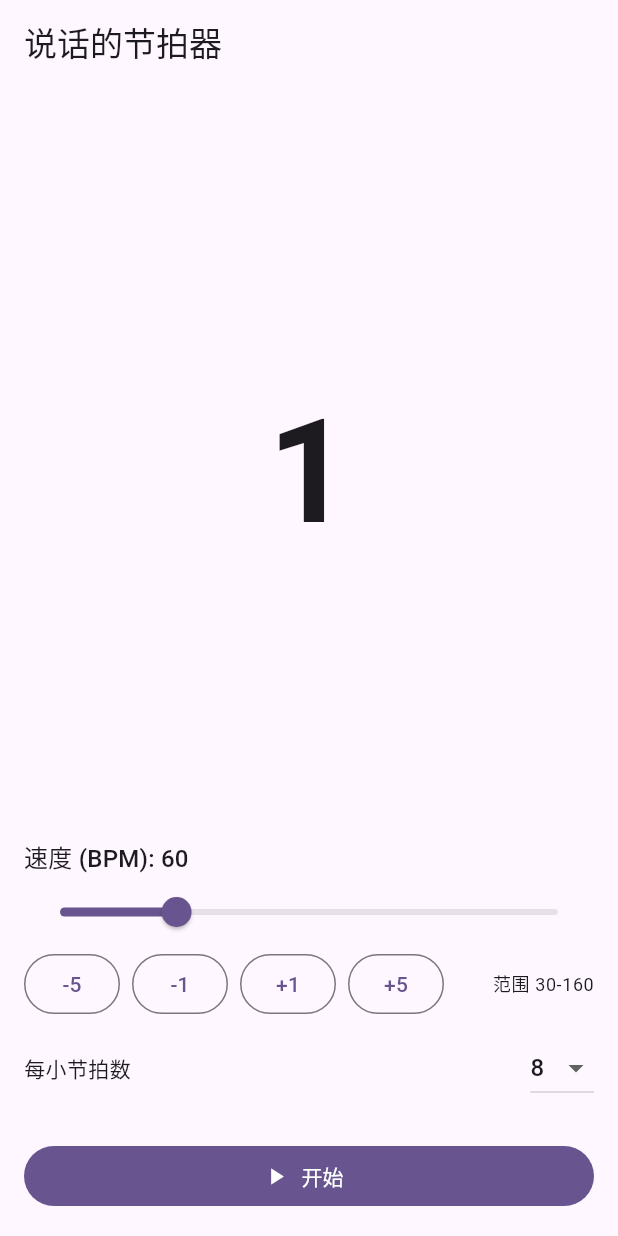
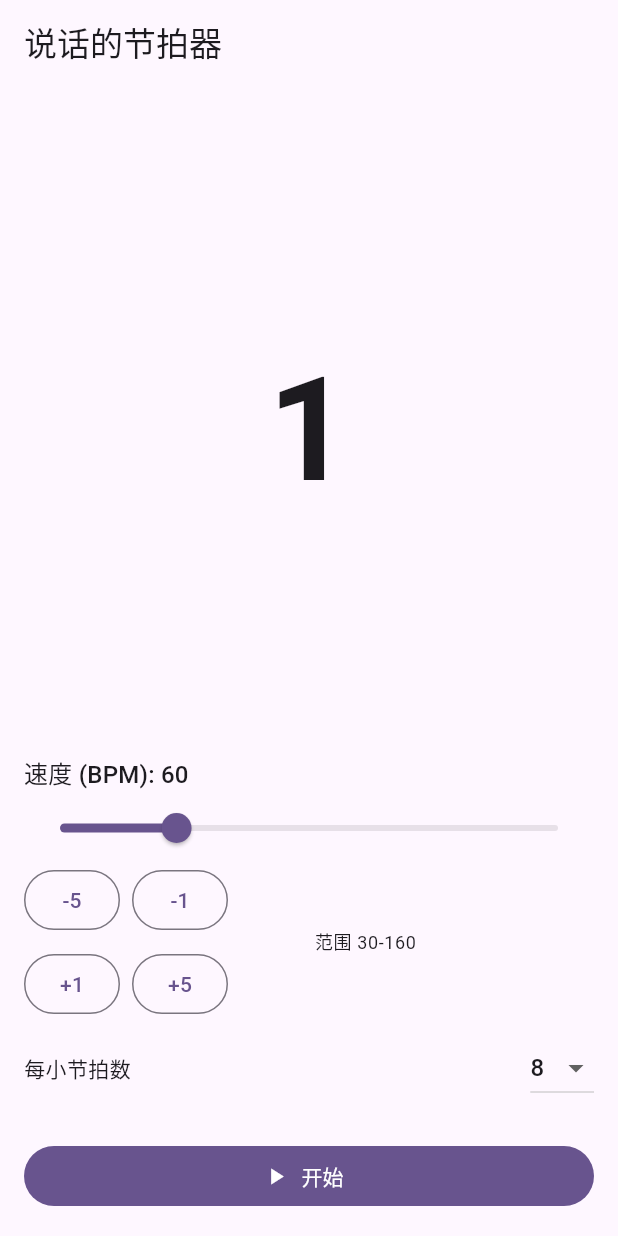
Before and after one commit to jbj88817/SpeakBeat, a Flutter app: the screen it shows after launch, on a phone screen of 412 x 824 dp. Run offline on Flutter 3.47's test engine with Material 3 defaults, Android fonts, the phone set to English and light mode, and no system bars; our stand-ins replace flutter_tts.

Commit message:
fix(ui): prevent Row overflow by wrapping BPM step buttons and making range text flexible

```diff
--- a/lib/main.dart
+++ b/lib/main.dart
@@ -238,12 +238,13 @@ class _SpeakBeatHomePageState extends State<SpeakBeatHomePage> {
               onChanged: (v) => _updateBpm(v),
             ),
 
-            // 快捷步进按钮，便于精细/快速调节
+            // 快捷步进按钮，便于精细/快速调节（自适应换行，避免溢出）
             Row(
-              mainAxisAlignment: MainAxisAlignment.spaceBetween,
               children: [
-                Wrap(
+                Expanded(
+                  child: Wrap(
                     spacing: 8,
+                    runSpacing: 8,
                     children: [
                       OutlinedButton(
                         onPressed: () => _updateBpm((_bpm - 5).toDouble()),
@@ -263,7 +264,16 @@ class _SpeakBeatHomePageState extends State<SpeakBeatHomePage> {
                       ),
                     ],
                   ),
-                Text('范围 30-160', style: Theme.of(context).textTheme.bodySmall),
+                ),
+                const SizedBox(width: 8),
+                Flexible(
+                  child: Text(
+                    '范围 30-160',
+                    textAlign: TextAlign.right,
+                    overflow: TextOverflow.ellipsis,
+                    style: Theme.of(context).textTheme.bodySmall,
+                  ),
+                ),
               ],
             ),
 
```
Lines whose indentation alone changed are shown as unchanged.
